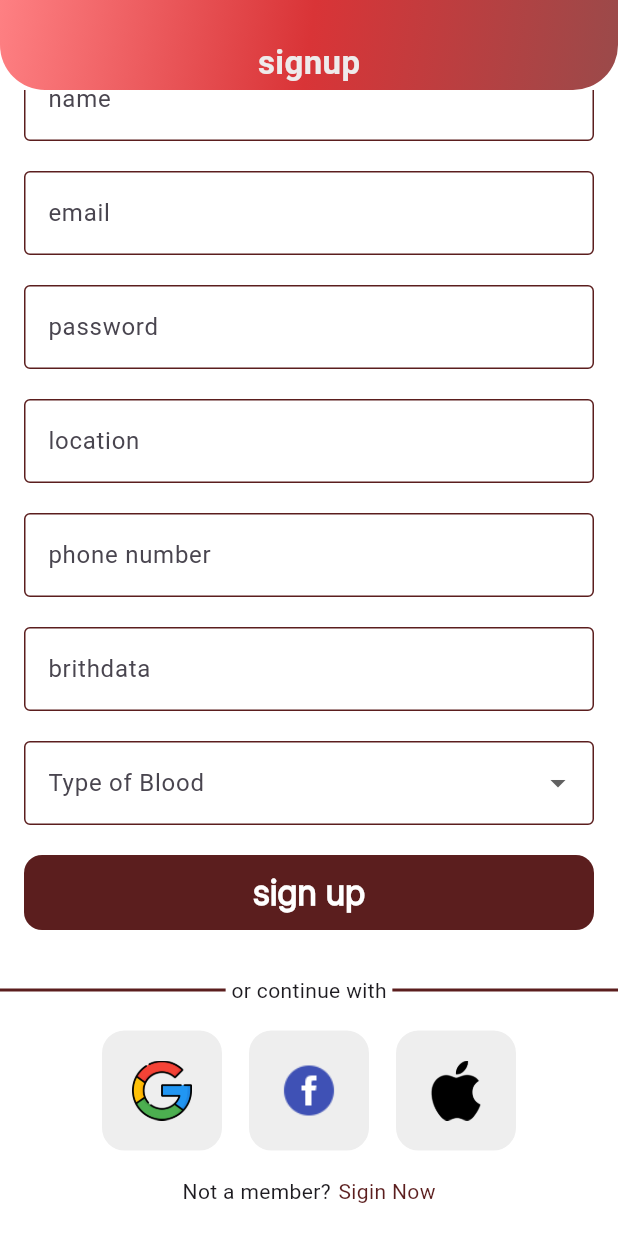
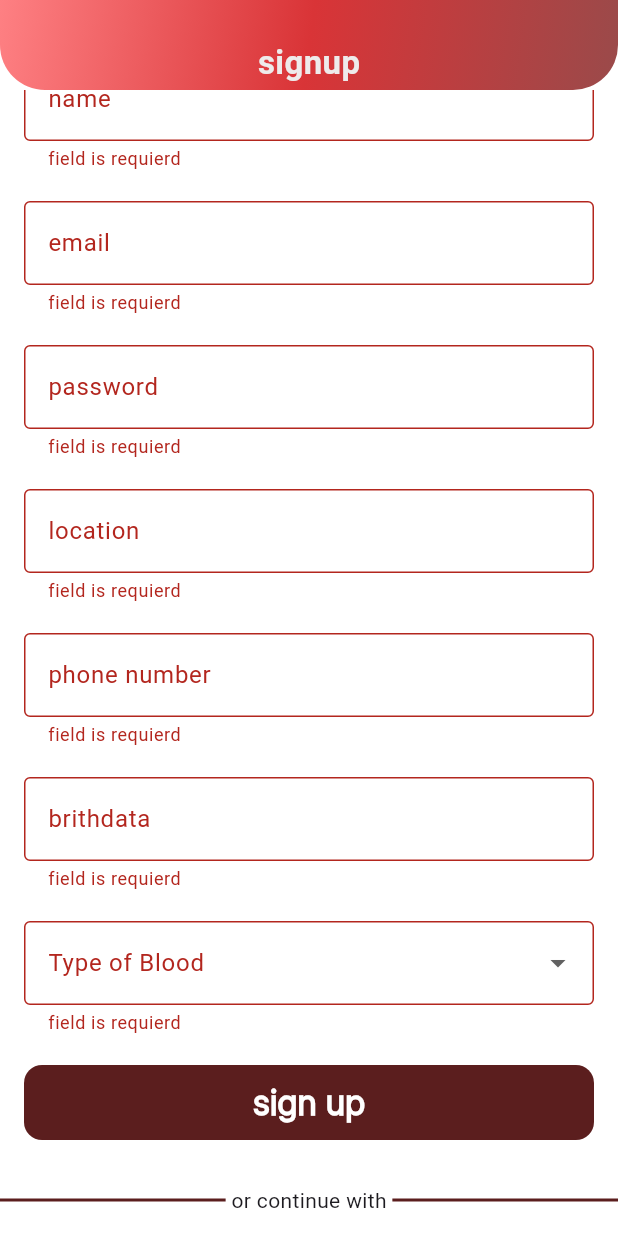
Before and after one commit to AhmedOmran22/graduation-project, a Flutter app: the SignUpView screen opened by its route, scrolled down 121 dp, after a tap on "sign up", on a phone screen of 412 x 824 dp. Run offline on Flutter 3.47's test engine with Material 3 defaults, Android fonts, the phone set to English and light mode, and no system bars; our stand-ins replace cloud_firestore, dartz, dots_indicator, firebase_auth, firebase_core, flutter_bloc and 3 more; accounts and stored records are empty.

Commit message:
signup cubit is done

```diff
--- a/lib/features/auth/data/models/user_model.dart
+++ b/lib/features/auth/data/models/user_model.dart
@@ -3,7 +3,7 @@ class UserModel {
   final String email;
   final String name;
   final String location;
-  final num phoneNumber;
+  final String phoneNumber;
   final String birthDate;
   final String bloodType;
 
@@ -21,7 +21,7 @@ class UserModel {
         email: json['email'] as String,
         name: json['name'] as String,
         location: json['location'] as String,
-        phoneNumber: json['phoneNumber'] as num,
+        phoneNumber: json['phoneNumber'] ,
         birthDate: json['birthDate'] as String,
         bloodType: json['bloodType'] as String,
       );
--- a/lib/features/auth/data/repos/auth_repo.dart
+++ b/lib/features/auth/data/repos/auth_repo.dart
@@ -9,7 +9,7 @@ abstract class AuthRepo {
     required String userName,
     required String email,
     required String password,
-    required num phoneNumber,
+    required String phoneNumber,
     required String location,
     required String birthDate,
     required String bloodType,
--- a/lib/features/auth/data/repos/auth_repo_impl.dart
+++ b/lib/features/auth/data/repos/auth_repo_impl.dart
@@ -26,7 +26,7 @@ class AuthRepoImpl extends AuthRepo {
     required String userName,
     required String email,
     required String password,
-    required num phoneNumber,
+    required String phoneNumber,
     required String location,
     required String birthDate,
     required String bloodType,
--- a/lib/features/auth/presentation/manager/signup_cubit/signup_cubit.dart
+++ b/lib/features/auth/presentation/manager/signup_cubit/signup_cubit.dart
@@ -11,7 +11,7 @@ class SignupCubit extends Cubit<SignupCubitState> {
     required String userName,
     required String email,
     required String password,
-    required num phoneNumber,
+    required String phoneNumber,
     required String location,
     required String birthDate,
     required String bloodType,
--- a/lib/features/auth/presentation/views/signup_view.dart
+++ b/lib/features/auth/presentation/views/signup_view.dart
@@ -1,5 +1,9 @@
 import 'package:flutter/material.dart';
+import 'package:flutter_bloc/flutter_bloc.dart';
+import 'package:graduation_project/core/services/service_locator.dart';
 import '../../../../core/widgets/custom_app_bar.dart';
+import '../../data/repos/auth_repo.dart';
+import '../manager/signup_cubit/signup_cubit.dart';
 import 'widgets/signup_view_body.dart';
 
 class SignUpView extends StatelessWidget {
@@ -7,9 +11,12 @@ class SignUpView extends StatelessWidget {
 
   @override
   Widget build(BuildContext context) {
-    return const Scaffold(
-      appBar: CustomAppBar(title: 'signup'),
-      body: SignupViewBody(),
+    return Scaffold(
+      appBar: const CustomAppBar(title: 'signup'),
+      body: BlocProvider(
+        create: (context) => SignupCubit(getIt<AuthRepo>()),
+        child: const SignupViewBody(),
+      ),
     );
   }
 }
--- a/lib/features/auth/presentation/views/widgets/drop_down_Button_Form_Field.dart
+++ b/lib/features/auth/presentation/views/widgets/drop_down_Button_Form_Field.dart
@@ -1,13 +1,20 @@
 import 'package:flutter/material.dart';
 
 class Dropdownbuttonformfield extends StatelessWidget {
-  const Dropdownbuttonformfield({super.key});
+  const Dropdownbuttonformfield({super.key, required this.onChanged});
+  final void Function(String?) onChanged;
 
   @override
   Widget build(BuildContext context) {
     return Padding(
       padding: const EdgeInsets.symmetric(horizontal: 16),
       child: DropdownButtonFormField<String>(
+        validator: (value) {
+          if (value == null) {
+            return 'field is requierd';
+          }
+          return null;
+        },
         decoration: const InputDecoration(
           focusedBorder: OutlineInputBorder(
             borderSide: BorderSide(color: Color(0xff5b1e1e)),
@@ -21,14 +28,14 @@ class Dropdownbuttonformfield extends StatelessWidget {
           labelText: 'Type of Blood',
         ),
         items: ['A', 'B', 'AB', 'O']
-            .map((type) => DropdownMenuItem(
-                  value: type,
-                  child: Text(type),
-                ))
+            .map(
+              (type) => DropdownMenuItem(
+                value: type,
+                child: Text(type),
+              ),
+            )
             .toList(),
-        onChanged: (value) {
-
-        },
+        onChanged: onChanged,
       ),
     );
   }
--- a/lib/features/auth/presentation/views/widgets/signup_form.dart
+++ b/lib/features/auth/presentation/views/widgets/signup_form.dart
@@ -1,4 +1,6 @@
 import 'package:flutter/material.dart';
+import 'package:flutter_bloc/flutter_bloc.dart';
+import 'package:graduation_project/features/auth/presentation/manager/signup_cubit/signup_cubit.dart';
 
 import '../../../../../core/widgets/custom_button.dart';
 import '../../../../../core/widgets/custom_text_field.dart';
@@ -18,61 +20,132 @@ class _SignupFormState extends State<SignupForm> {
   late TextEditingController locationController;
   late TextEditingController phoneNumberController;
   late TextEditingController brithdataController;
-  late TextEditingController bloodTypeController;
+  late String bloodType;
+
+  @override
+  void initState() {
+    nameController = TextEditingController();
+    emailController = TextEditingController();
+    passwordController = TextEditingController();
+    locationController = TextEditingController();
+    phoneNumberController = TextEditingController();
+    brithdataController = TextEditingController();
+    super.initState();
+  }
+
+  @override
+  void dispose() {
+    nameController.dispose();
+    emailController.dispose();
+    passwordController.dispose();
+    locationController.dispose();
+    phoneNumberController.dispose();
+    brithdataController.dispose();
+    super.dispose();
+  }
+
+  final GlobalKey<FormState> formKey = GlobalKey();
+
+  AutovalidateMode autovalidateMode = AutovalidateMode.disabled;
 
   @override
   Widget build(BuildContext context) {
-    return Column(
+    return Form(
+      key: formKey,
+      autovalidateMode: autovalidateMode,
+      child: Column(
         children: [
           CustomTextField(
+            controller: nameController,
             hinttext: 'name',
-          onSaved: (data)
-          {
-
+            onSaved: (data) {
+              nameController.text = data!;
             },
           ),
           const SizedBox(
             height: 20,
           ),
           CustomTextField(
+            controller: emailController,
             hinttext: 'email',
-          onSaved: (data) {},
+            onSaved: (data) {
+              emailController.text = data!;
+            },
           ),
           const SizedBox(
             height: 20,
           ),
           CustomTextField(
+            controller: passwordController,
             hinttext: 'password',
-          onSaved: (data) {},
+            onSaved: (data) {
+              passwordController.text = data!;
+            },
           ),
           const SizedBox(
             height: 20,
           ),
           CustomTextField(
+            controller: locationController,
             hinttext: 'location',
-          onSaved: (data) {},
+            onSaved: (data) {
+              locationController.text = data!;
+            },
           ),
           const SizedBox(
             height: 20,
           ),
           CustomTextField(
+            controller: phoneNumberController,
+            textInputType: TextInputType.phone,
             hinttext: 'phone number',
-          onSaved: (data) {},
+            onSaved: (data) {
+              phoneNumberController.text = data!;
+            },
           ),
           const SizedBox(
             height: 20,
           ),
           CustomTextField(
+            controller: brithdataController,
             hinttext: 'brithdata',
-          onSaved: (data) {},
+            onSaved: (data) {
+              brithdataController.text = data!;
+            },
           ),
           const SizedBox(
             height: 20,
           ),
-        const Dropdownbuttonformfield(),
+          Dropdownbuttonformfield(
+            onChanged: (value) {
+              bloodType = value!;
+            },
+          ),
           const SizedBox(height: 20),
-        CustomButton(onPressed: () {}, text: 'sign up'),
+          CustomButton(
+            text: 'sign up',
+            onPressed: () async {
+              if (formKey.currentState!.validate()) {
+                formKey.currentState!.save();
+                await context
+                    .read<SignupCubit>()
+                    .createUserWithEmailAndPassword(
+                      userName: nameController.text,
+                      email: emailController.text,
+                      password: passwordController.text,
+                      phoneNumber: phoneNumberController.text,
+                      location: locationController.text,
+                      birthDate: brithdataController.text,
+                      bloodType: bloodType,
+                    );
+              } else {
+                autovalidateMode = AutovalidateMode.always;
+                setState(() {});
+              }
+            },
+          ),
         ],
+      ),
     );
   }
 }
--- a/lib/features/auth/presentation/views/widgets/singin_view_body.dart
+++ b/lib/features/auth/presentation/views/widgets/singin_view_body.dart
@@ -13,7 +13,7 @@ class SigninViewBody extends StatelessWidget {
   Widget build(BuildContext context) {
     return SingleChildScrollView(
       child: Column(children: [
-        SizedBox(height: MediaQuery.of(context).size.height * 0.1 ),
+        SizedBox(height: MediaQuery.of(context).size.height * 0.1),
         const CustomHeader(
           title: 'BLOOD BANK',
           subtitle: 'Welcome Back!',
```
Also changed, not shown: lib/features/auth/presentation/views/widgets/signup_view_body.dart (+23 -2 lines). Lines whose indentation alone changed are shown as unchanged.
